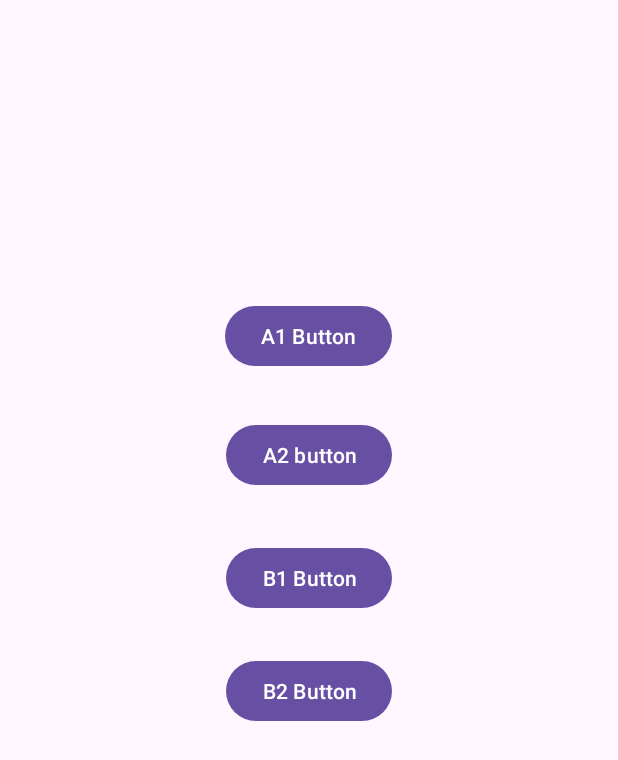
After one commit to Talhakasikci/English-Turkish-Word-Game, an Android app: the layout fragment_main.xml on its own in the app's theme, with its tools: preview values and no code run, on a phone screen of 412 x 824 dp. The commit adds this screen. Shown: the top 760 px of the screen. Run offline under Robolectric (Android 15) with nearby library versions, the phone set to English and light mode, and no system bars.

Commit message:
words on RV

```diff
--- /dev/null
+++ b/WordApp/app/src/main/res/layout/fragment_main.xml
@@ -0,0 +1,49 @@
+<?xml version="1.0" encoding="utf-8"?>
+<androidx.constraintlayout.widget.ConstraintLayout xmlns:android="http://schemas.android.com/apk/res/android"
+    xmlns:app="http://schemas.android.com/apk/res-auto"
+    xmlns:tools="http://schemas.android.com/tools"
+    android:layout_width="match_parent"
+    android:layout_height="match_parent"
+    tools:context=".ui.fragments.MainFragment" >
+
+    <Button
+        android:id="@+id/A1Button"
+        android:layout_width="wrap_content"
+        android:layout_height="wrap_content"
+        android:layout_marginTop="200dp"
+        android:text="A1 Button"
+        app:layout_constraintEnd_toEndOf="parent"
+        app:layout_constraintHorizontal_bias="0.498"
+        app:layout_constraintStart_toStartOf="parent"
+        app:layout_constraintTop_toTopOf="parent" />
+
+    <Button
+        android:id="@+id/A2Button"
+        android:layout_width="wrap_content"
+        android:layout_height="wrap_content"
+        android:layout_marginTop="31dp"
+        android:text="A2 button"
+        app:layout_constraintEnd_toEndOf="parent"
+        app:layout_constraintStart_toStartOf="parent"
+        app:layout_constraintTop_toBottomOf="@+id/A1Button" />
+
+    <Button
+        android:id="@+id/B1Button"
+        android:layout_width="wrap_content"
+        android:layout_height="wrap_content"
+        android:layout_marginTop="34dp"
+        android:text="B1 Button"
+        app:layout_constraintEnd_toEndOf="parent"
+        app:layout_constraintStart_toStartOf="parent"
+        app:layout_constraintTop_toBottomOf="@+id/A2Button" />
+
+    <Button
+        android:id="@+id/B2Button"
+        android:layout_width="wrap_content"
+        android:layout_height="wrap_content"
+        android:layout_marginTop="27dp"
+        android:text="B2 Button"
+        app:layout_constraintEnd_toEndOf="parent"
+        app:layout_constraintStart_toStartOf="parent"
+        app:layout_constraintTop_toBottomOf="@+id/B1Button" />
+</androidx.constraintlayout.widget.ConstraintLayout>
--- a/WordApp/app/src/main/res/values/strings.xml
+++ b/WordApp/app/src/main/res/values/strings.xml
@@ -1,3 +1,4 @@
 <resources>
     <string name="app_name">WordApp</string>
+    <string name="LevelDescription">Level</string>
 </resources>
--- a/WordApp/gradle/libs.versions.toml
+++ b/WordApp/gradle/libs.versions.toml
@@ -15,6 +15,9 @@ material = "1.12.0"
 activity = "1.10.1"
 constraintlayout = "2.2.1"
 recyclerview = "1.4.0"
+navigationFragmentKtx = "2.9.0"
+navigationUiKtx = "2.9.0"
+fragment = "1.8.8"
 
 [libraries]
 androidx-core-ktx = { group = "androidx.core", name = "core-ktx", version.ref = "coreKtx" }
@@ -31,6 +34,9 @@ material = { group = "com.google.android.material", name = "material", version.r
 androidx-activity = { group = "androidx.activity", name = "activity", version.ref = "activity" }
 androidx-constraintlayout = { group = "androidx.constraintlayout", name = "constraintlayout", version.ref = "constraintlayout" }
 androidx-recyclerview = { group = "androidx.recyclerview", name = "recyclerview", version.ref = "recyclerview" }
+androidx-navigation-fragment-ktx = { group = "androidx.navigation", name = "navigation-fragment-ktx", version.ref = "navigationFragmentKtx" }
+androidx-navigation-ui-ktx = { group = "androidx.navigation", name = "navigation-ui-ktx", version.ref = "navigationUiKtx" }
+androidx-fragment = { group = "androidx.fragment", name = "fragment", version.ref = "fragment" }
 
 [plugins]
 android-application = { id = "com.android.application", version.ref = "agp" }
```
Also changed, not shown: WordApp/app/build.gradle.kts (+7 -0 lines), WordApp/app/src/main/java/com/talhakasikci/wordapp/MainActivity.kt (+0 -7 lines), WordApp/app/src/main/java/com/talhakasikci/wordapp/adapter/WordAdapter.kt (added, +39 -0 lines), WordApp/app/src/main/java/com/talhakasikci/wordapp/ui/fragments/MainFragment.kt (added, +66 -0 lines), WordApp/app/src/main/java/com/talhakasikci/wordapp/ui/fragments/wordsFragment.kt (added, +69 -0 lines), WordApp/app/src/main/res/layout/activity_main.xml (+9 -8 lines), WordApp/app/src/main/res/layout/fragment_words.xml (added, +28 -0 lines), WordApp/app/src/main/res/layout/words_item_row_rv.xml (added, +37 -0 lines), WordApp/app/src/main/res/navigation/navigation.xml (added, +27 -0 lines), WordApp/build.gradle.kts (+9 -1 lines).
